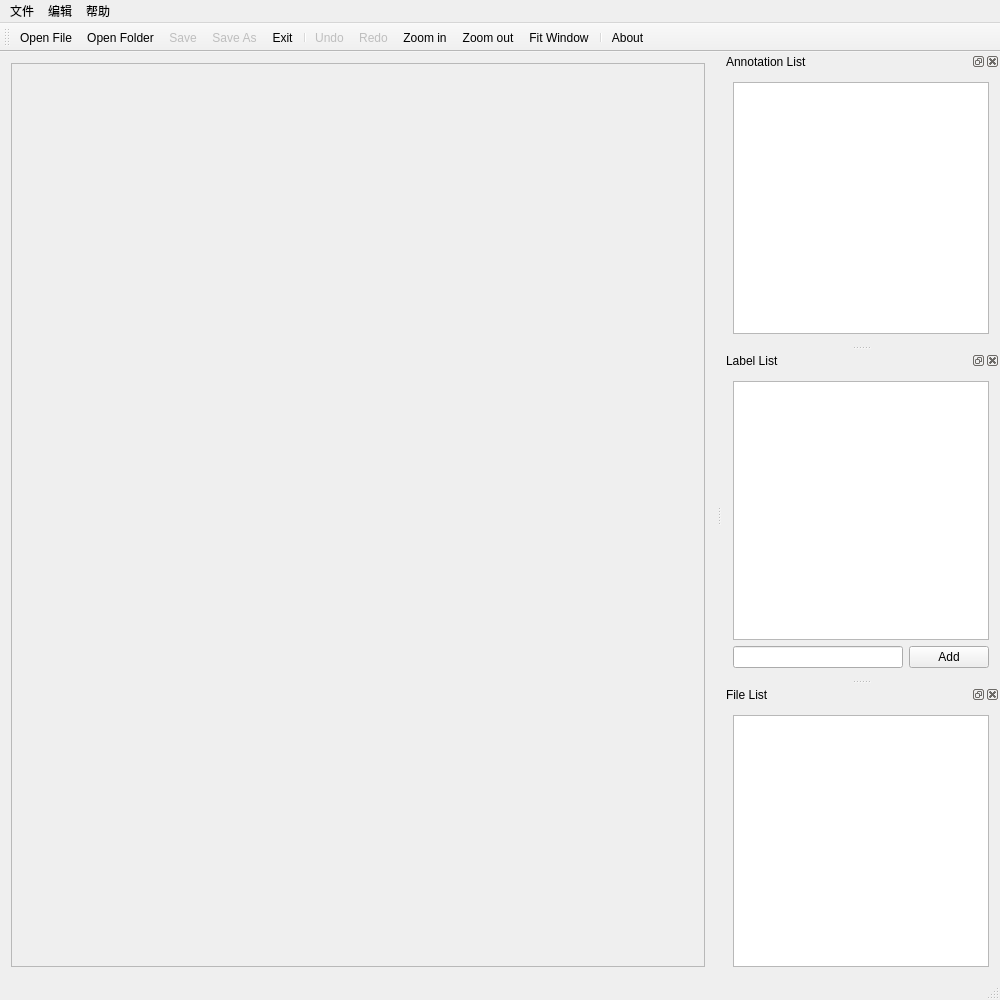
The window that mainwindow.ui (Manchery/ImageLabeler) describes before a commit, drawn with Qt 5.
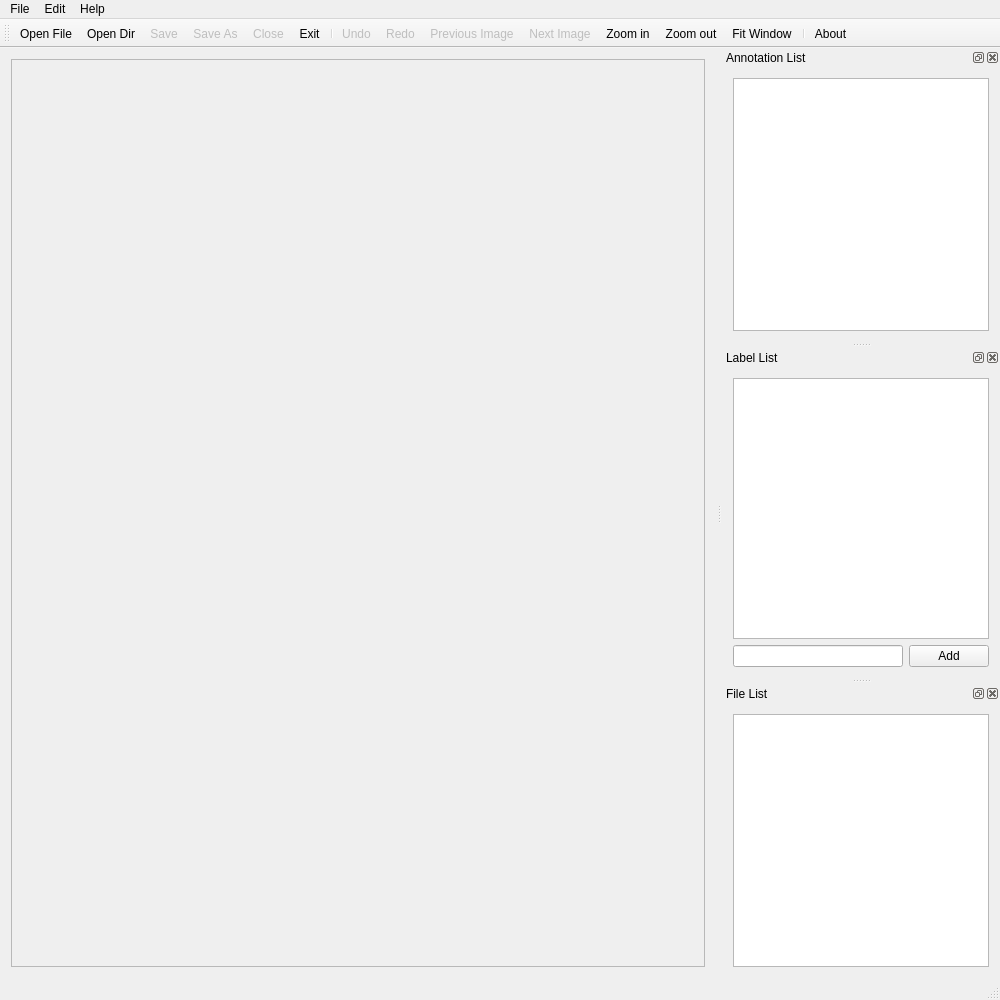
The same window after the commit. Icons and pictures are not drawn. Custom widgets are drawn as their Qt base class.

What changed in the file:
```diff
--- a/mainwindow.ui
+++ b/mainwindow.ui
@@ -45,10 +45,12 @@
    </property>
    <widget class="QMenu" name="menu_file">
     <property name="title">
-     <string>文件</string>
+     <string>File</string>
     </property>
     <addaction name="actionOpen_File"/>
-    <addaction name="actionOpen_Folder"/>
+    <addaction name="actionOpen_Dir"/>
+    <addaction name="actionLoad"/>
+    <addaction name="actionClose"/>
     <addaction name="separator"/>
     <addaction name="actionSave"/>
     <addaction name="actionSave_As"/>
@@ -58,7 +60,7 @@
    </widget>
    <widget class="QMenu" name="menu_edit">
     <property name="title">
-     <string>编辑</string>
+     <string>Edit</string>
     </property>
     <addaction name="actionUndo"/>
     <addaction name="actionRedo"/>
@@ -66,10 +68,13 @@
     <addaction name="actionZoom_in"/>
     <addaction name="actionZoom_out"/>
     <addaction name="actionFit_Window"/>
+    <addaction name="separator"/>
+    <addaction name="actionPrevious_Image"/>
+    <addaction name="actionNext_Image"/>
    </widget>
    <widget class="QMenu" name="menu_help">
     <property name="title">
-     <string>帮助</string>
+     <string>Help</string>
     </property>
     <addaction name="actionAbout"/>
    </widget>
@@ -85,13 +90,16 @@
     <bool>false</bool>
    </attribute>
    <addaction name="actionOpen_File"/>
-   <addaction name="actionOpen_Folder"/>
+   <addaction name="actionOpen_Dir"/>
    <addaction name="actionSave"/>
    <addaction name="actionSave_As"/>
+   <addaction name="actionClose"/>
    <addaction name="actionExit"/>
    <addaction name="separator"/>
    <addaction name="actionUndo"/>
    <addaction name="actionRedo"/>
+   <addaction name="actionPrevious_Image"/>
+   <addaction name="actionNext_Image"/>
    <addaction name="actionZoom_in"/>
    <addaction name="actionZoom_out"/>
    <addaction name="actionFit_Window"/>
@@ -167,13 +175,16 @@
     <string>Open File</string>
    </property>
   </action>
-  <action name="actionOpen_Folder">
+  <action name="actionOpen_Dir">
    <property name="icon">
     <iconset resource="resource.qrc">
      <normaloff>:/icons/icons/open.png</normaloff>:/icons/icons/open.png</iconset>
    </property>
    <property name="text">
-    <string>Open Folder</string>
+    <string>Open Dir</string>
+   </property>
+   <property name="toolTip">
+    <string>Open Dir</string>
    </property>
   </action>
   <action name="actionSave">
@@ -274,6 +285,49 @@
     <string>Fit Window</string>
    </property>
   </action>
+  <action name="actionClose">
+   <property name="enabled">
+    <bool>false</bool>
+   </property>
+   <property name="text">
+    <string>Close</string>
+   </property>
+  </action>
+  <action name="actionPrevious_Image">
+   <property name="enabled">
+    <bool>false</bool>
+   </property>
+   <property name="icon">
+    <iconset resource="resource.qrc">
+     <normaloff>:/icons/icons/prev.png</normaloff>:/icons/icons/prev.png</iconset>
+   </property>
+   <property name="text">
+    <string>Previous Image</string>
+   </property>
+  </action>
+  <action name="actionNext_Image">
+   <property name="enabled">
+    <bool>false</bool>
+   </property>
+   <property name="icon">
+    <iconset resource="resource.qrc">
+     <normaloff>:/icons/icons/next.png</normaloff>:/icons/icons/next.png</iconset>
+   </property>
+   <property name="text">
+    <string>Next Image</string>
+   </property>
+  </action>
+  <action name="actionLoad">
+   <property name="enabled">
+    <bool>false</bool>
+   </property>
+   <property name="text">
+    <string>Load Labels and Annotations</string>
+   </property>
+   <property name="toolTip">
+    <string>Load</string>
+   </property>
+  </action>
   <zorder>annotationDockWidget</zorder>
   <zorder>labelDockWidget</zorder>
   <zorder>fileDockWidget</zorder>
```
